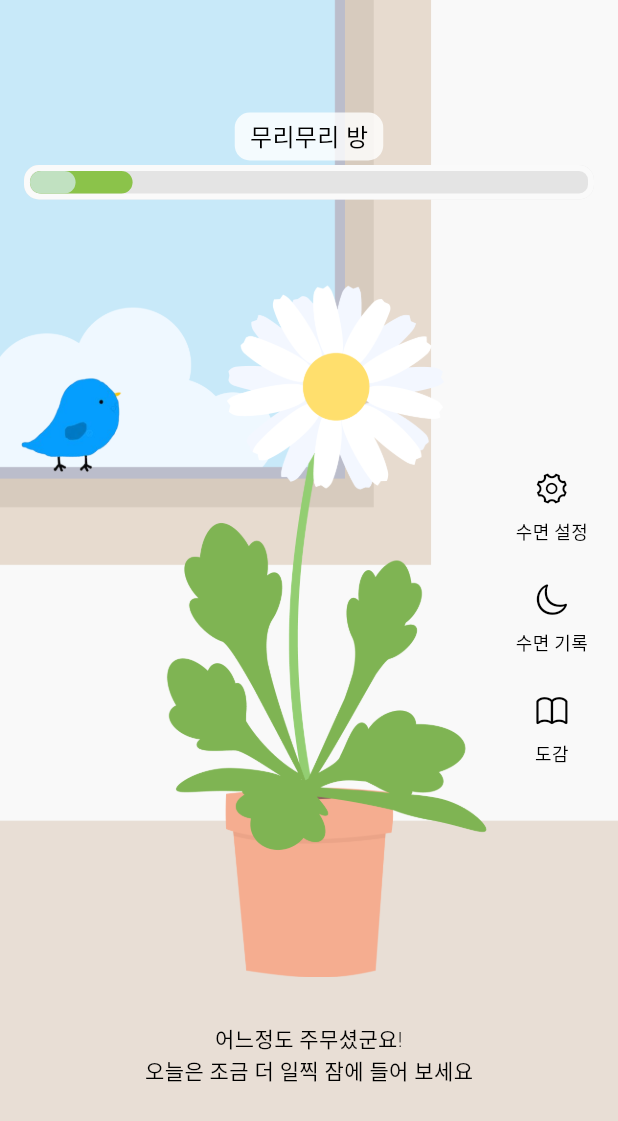
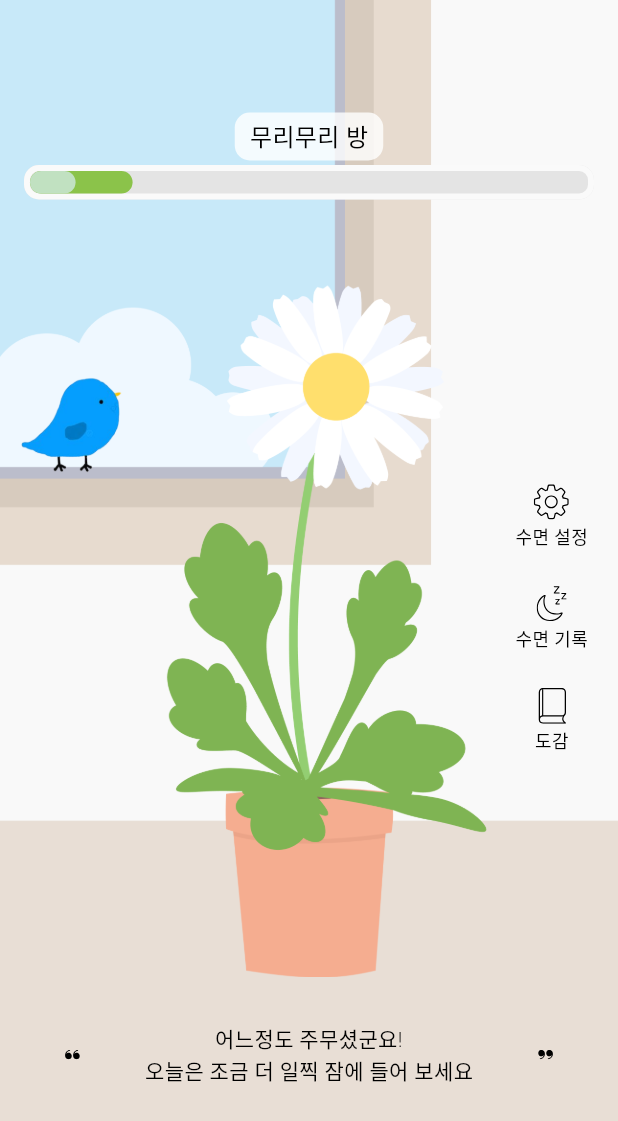
Before and after one commit to MobileAppChomyeon/Mobile_App_1st_team, a Flutter app: the HomeScreen screen opened directly, on a phone screen of 412 x 824 dp. Shown: the top 1121 px of the screen. Run offline on Flutter 3.47's test engine with Material 3 defaults, Android fonts, the phone set to English and light mode, and no system bars; our stand-ins replace flutter_svg; Roboto replaces fonts that are missing (Pretendard).

Commit message:
💄 feat : 메인화면 아이콘용 svg 파일 추가 및 업데이트

```diff
--- a/lib/home_screen.dart
+++ b/lib/home_screen.dart
@@ -1,5 +1,6 @@
 import 'package:flutter/material.dart';
 import 'package:flutter/cupertino.dart';
+import 'package:flutter_svg/flutter_svg.dart';
 
 void main() {
   runApp(const Directionality(
@@ -115,7 +116,7 @@ class _HomeScreenState extends State<HomeScreen> {
                 children: [
                   // 수면 설정 버튼
                   VerticalIconButton(
-                    icon: CupertinoIcons.gear, // 설정 아이콘
+                    iconName: "gear", // 설정 아이콘
                     label: '수면 설정',
                     onPressed: () {
                       print("수면 설정 버튼 클릭");
@@ -124,7 +125,7 @@ class _HomeScreenState extends State<HomeScreen> {
                   SizedBox(height: 24), // 버튼 간 간격
                   // 수면 기록 버튼
                   VerticalIconButton(
-                    icon: CupertinoIcons.moon, // 수면 아이콘
+                    iconName: "moon", // 수면 아이콘
                     label: '수면 기록',
                     onPressed: () {
                       print("수면 기록 버튼 클릭");
@@ -133,7 +134,7 @@ class _HomeScreenState extends State<HomeScreen> {
                   SizedBox(height: 24), // 버튼 간 간격
                   // 도감 버튼
                   VerticalIconButton(
-                    icon: CupertinoIcons.book, // 책 아이콘
+                    iconName: "book", // 책 아이콘
                     label: '도감',
                     onPressed: () {
                       print("도감 버튼 클릭");
@@ -149,8 +150,14 @@ class _HomeScreenState extends State<HomeScreen> {
               mainAxisAlignment: MainAxisAlignment.end,
               children: [
                 Row(
-                  mainAxisAlignment: MainAxisAlignment.center,
+                  mainAxisAlignment: MainAxisAlignment.spaceEvenly,
                   children: [
+                    SvgPicture.asset(
+                      'assets/icons/dquote1.svg',
+                      width: 10,
+                      height: 10,
+                      fit: BoxFit.contain,
+                    ),
                     Text(
                       sleepComment!,
                       style: const TextStyle(
@@ -159,7 +166,13 @@ class _HomeScreenState extends State<HomeScreen> {
                           color: Colors.black,
                           fontWeight: FontWeight.w300),
                       textAlign: TextAlign.center,
-                    )
+                    ),
+                    SvgPicture.asset(
+                      'assets/icons/dquote2.svg', // SVG 파일 경로
+                      width: 10,
+                      height: 10,
+                      fit: BoxFit.contain,
+                    ),
                   ],
                 ),
                 SizedBox(height: 100)
@@ -173,12 +186,12 @@ class _HomeScreenState extends State<HomeScreen> {
 }
 
 class VerticalIconButton extends StatelessWidget {
-  final IconData icon;
+  final String iconName;
   final String label;
   final VoidCallback onPressed;
 
   VerticalIconButton({
-    required this.icon,
+    required this.iconName,
     required this.label,
     required this.onPressed,
   });
@@ -189,19 +202,20 @@ class VerticalIconButton extends StatelessWidget {
       onTap: onPressed,
       child: Column(
         children: [
-          Icon(
-            icon, //TODO: 아이콘 svg로 변경
-            size: 24,
-            color: Colors.black,
+          SvgPicture.asset(
+            'assets/icons/$iconName.svg', // SVG 파일 경로
+            width: 24, // 아이콘 크기
+            height: 24,
+            color: Colors.black, // 아이콘 색상
           ),
-          SizedBox(height: 8), // 아이콘과 텍스트 간격
+          SizedBox(height: 2), // 아이콘과 텍스트 간격
           Text(
             label,
             style: TextStyle(
                 fontFamily: 'Pretendard',
                 fontSize: 12,
                 color: Colors.black,
-                fontWeight: FontWeight.w100),
+                fontWeight: FontWeight.w400),
           ),
         ],
       ),
--- a/pubspec.yaml
+++ b/pubspec.yaml
@@ -34,6 +34,7 @@ dependencies:
   # The following adds the Cupertino Icons font to your application.
   # Use with the CupertinoIcons class for iOS style icons.
   cupertino_icons: ^1.0.8
+  flutter_svg: ^2.0.7
 
 dev_dependencies:
   flutter_test:
@@ -62,6 +63,7 @@ flutter:
     - assets/flower/ageratum/
     - assets/flower/cosmos/
     - assets/flower/daisy/
+    - assets/icons/
 
   fonts:
     - family: Pretendard
```
Also changed, not shown: assets/icons/book.svg (added), assets/icons/dquote1.svg (added), assets/icons/dquote2.svg (added), assets/icons/gear.svg (added), assets/icons/moon.svg (added).
